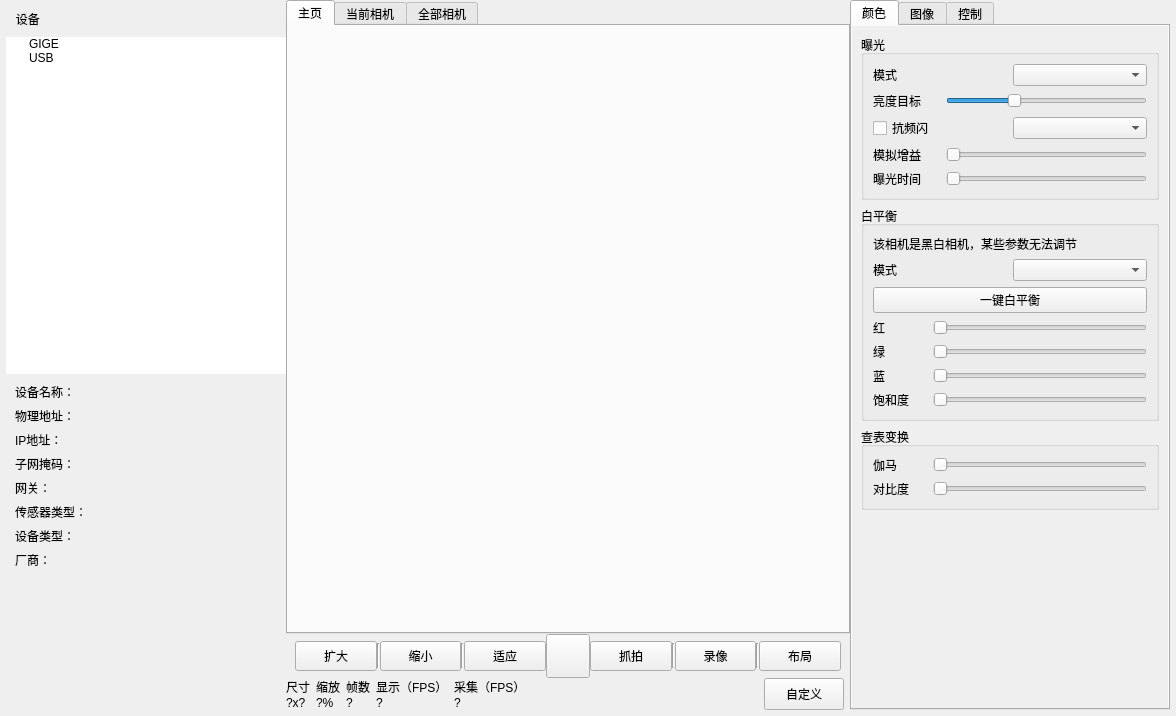
Before: the Qt Designer form mainwindow.ui in sltruman/mind-vision-example, drawn with Qt 5.
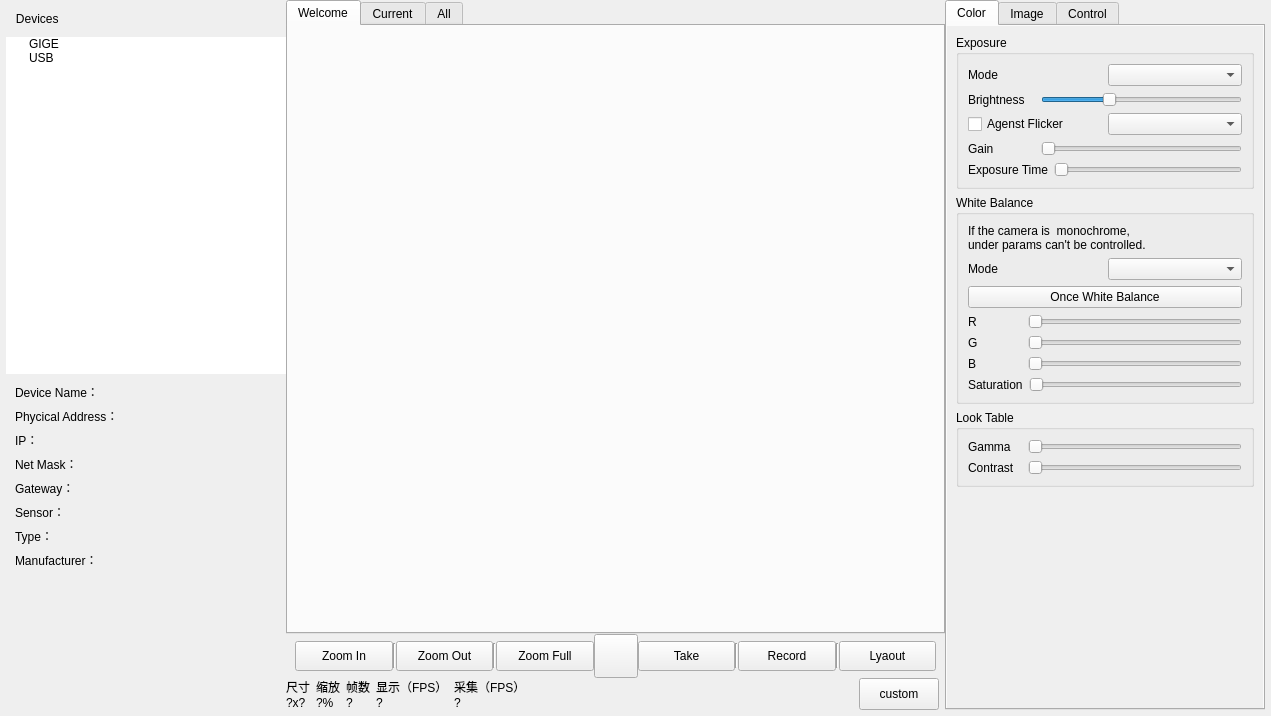
After: the same form once the commit is applied. The open tabs and pages were chosen to show the change. Icons and pictures are not drawn.

Patch:
```diff
--- a/mainwindow.ui
+++ b/mainwindow.ui
@@ -6,7 +6,7 @@
    <rect>
     <x>0</x>
     <y>0</y>
-    <width>1176</width>
+    <width>1271</width>
     <height>716</height>
    </rect>
   </property>
@@ -93,7 +93,7 @@
           <item>
            <widget class="QLabel" name="label_devices">
             <property name="text">
-             <string>   设备</string>
+             <string>   Devices</string>
             </property>
            </widget>
           </item>
@@ -189,7 +189,7 @@
              <item>
               <widget class="QLabel" name="label_deviceName">
                <property name="text">
-                <string>设备名称：</string>
+                <string>Device Name：</string>
                </property>
               </widget>
              </item>
@@ -213,7 +213,7 @@
              <item>
               <widget class="QLabel" name="label_physicalAddress">
                <property name="text">
-                <string>物理地址：</string>
+                <string>Phycical Address：</string>
                </property>
               </widget>
              </item>
@@ -234,7 +234,7 @@
              <item>
               <widget class="QLabel" name="label_ip">
                <property name="text">
-                <string>IP地址：</string>
+                <string>IP：</string>
                </property>
               </widget>
              </item>
@@ -255,7 +255,7 @@
              <item>
               <widget class="QLabel" name="label_mask">
                <property name="text">
-                <string>子网掩码：</string>
+                <string>Net Mask：</string>
                </property>
               </widget>
              </item>
@@ -276,7 +276,7 @@
              <item>
               <widget class="QLabel" name="label_gateway">
                <property name="text">
-                <string>网关：</string>
+                <string>Gateway：</string>
                </property>
               </widget>
              </item>
@@ -297,7 +297,7 @@
              <item>
               <widget class="QLabel" name="label_sensor">
                <property name="text">
-                <string>传感器类型：</string>
+                <string>Sensor：</string>
                </property>
               </widget>
              </item>
@@ -318,7 +318,7 @@
              <item>
               <widget class="QLabel" name="label_series">
                <property name="text">
-                <string>设备类型：</string>
+                <string>Type：</string>
                </property>
               </widget>
              </item>
@@ -339,7 +339,7 @@
              <item>
               <widget class="QLabel" name="label_manufacturer">
                <property name="text">
-                <string>厂商：</string>
+                <string>Manufacturer：</string>
                </property>
               </widget>
              </item>
@@ -390,7 +390,7 @@
         </property>
         <widget class="QWidget" name="tab_welcome">
          <attribute name="title">
-          <string>主页</string>
+          <string>Welcome</string>
          </attribute>
          <layout class="QGridLayout" name="tab_welcome_contents">
           <property name="leftMargin">
@@ -412,7 +412,7 @@
         </widget>
         <widget class="QWidget" name="tab_main">
          <attribute name="title">
-          <string>当前相机</string>
+          <string>Current</string>
          </attribute>
          <layout class="QVBoxLayout" name="tab_main_contents">
           <property name="spacing">
@@ -434,7 +434,7 @@
         </widget>
         <widget class="QWidget" name="tab_all">
          <attribute name="title">
-          <string>全部相机</string>
+          <string>All</string>
          </attribute>
          <layout class="QGridLayout" name="tab_all_contents">
           <property name="leftMargin">
@@ -483,7 +483,7 @@
             </size>
            </property>
            <property name="text">
-            <string>扩大</string>
+            <string>Zoom In</string>
            </property>
            <property name="icon">
             <iconset resource="resource.qrc">
@@ -519,7 +519,7 @@
             </size>
            </property>
            <property name="text">
-            <string>缩小</string>
+            <string>Zoom Out</string>
            </property>
            <property name="icon">
             <iconset resource="resource.qrc">
@@ -555,7 +555,7 @@
             </size>
            </property>
            <property name="text">
-            <string>适应</string>
+            <string>Zoom Full</string>
            </property>
            <property name="icon">
             <iconset resource="resource.qrc">
@@ -583,9 +583,6 @@
              <height>16777215</height>
             </size>
            </property>
-           <property name="styleSheet">
-            <string notr="true"/>
-           </property>
            <property name="text">
             <string/>
            </property>
@@ -618,7 +615,7 @@
             </size>
            </property>
            <property name="text">
-            <string>抓拍</string>
+            <string>Take</string>
            </property>
            <property name="icon">
             <iconset resource="resource.qrc">
@@ -654,7 +651,7 @@
             </size>
            </property>
            <property name="text">
-            <string>录像</string>
+            <string>Record</string>
            </property>
            <property name="icon">
             <iconset resource="resource.qrc">
@@ -690,7 +687,7 @@
             </size>
            </property>
            <property name="text">
-            <string>布局</string>
+            <string>Lyaout</string>
            </property>
            <property name="icon">
             <iconset resource="resource.qrc">
@@ -917,7 +914,7 @@
               </size>
              </property>
              <property name="text">
-              <string>自定义</string>
+              <string>custom</string>
              </property>
             </widget>
            </item>
@@ -990,7 +987,7 @@
             <normaloff>:/切图-首页/白平衡.png</normaloff>:/切图-首页/白平衡.png</iconset>
           </attribute>
           <attribute name="title">
-           <string>颜色</string>
+           <string>Color</string>
           </attribute>
           <layout class="QVBoxLayout" name="verticalLayout_14">
            <property name="spacing">
@@ -1021,15 +1018,15 @@
                <rect>
                 <x>0</x>
                 <y>0</y>
-                <width>312</width>
-                <height>637</height>
+                <width>298</width>
+                <height>640</height>
                </rect>
               </property>
               <layout class="QVBoxLayout" name="verticalLayout_11">
                <item>
                 <widget class="QGroupBox" name="groupBox">
                  <property name="title">
-                  <string>曝光</string>
+                  <string>Exposure</string>
                  </property>
                  <layout class="QVBoxLayout" name="verticalLayout_3">
                   <item>
@@ -1052,7 +1049,7 @@
                     <item>
                      <widget class="QLabel" name="label_10">
                       <property name="text">
-                       <string>模式</string>
+                       <string>Mode</string>
                       </property>
                      </widget>
                     </item>
@@ -1080,7 +1077,7 @@
                     <item>
                      <widget class="QLabel" name="label_3">
                       <property name="text">
-                       <string>亮度目标</string>
+                       <string>Brightness</string>
                       </property>
                      </widget>
                     </item>
@@ -1104,7 +1101,7 @@
                     <item>
                      <widget class="QCheckBox" name="checkBox_flicker">
                       <property name="text">
-                       <string>抗频闪</string>
+                       <string>Agenst Flicker</string>
                       </property>
                      </widget>
                     </item>
@@ -1132,7 +1129,7 @@
                     <item>
                      <widget class="QLabel" name="label_8">
                       <property name="text">
-                       <string>模拟增益</string>
+                       <string>Gain</string>
                       </property>
                      </widget>
                     </item>
@@ -1159,7 +1156,7 @@
                     <item>
                      <widget class="QLabel" name="label_9">
                       <property name="text">
-                       <string>曝光时间</string>
+                       <string>Exposure Time</string>
                       </property>
                      </widget>
                     </item>
@@ -1178,13 +1175,14 @@
                <item>
                 <widget class="QGroupBox" name="groupBox_3">
                  <property name="title">
-                  <string>白平衡</string>
+                  <string>White Balance</string>
                  </property>
                  <layout class="QVBoxLayout" name="verticalLayout_9">
                   <item>
                    <widget class="QLabel" name="label_12">
                     <property name="text">
-                     <string>该相机是黑白相机，某些参数无法调节</string>
+                     <string>If the camera is  monochrome,
+under params can't be controlled.</string>
                     </property>
                    </widget>
                   </item>
@@ -1208,7 +1206,7 @@
                     <item>
                      <widget class="QLabel" name="label_7">
                       <property name="text">
-                       <string>模式</string>
+                       <string>Mode</string>
                       </property>
                      </widget>
                     </item>
@@ -1234,7 +1232,7 @@
                   <item>
                    <widget class="QPushButton" name="pushButton_onceWhiteBalance">
                     <property name="text">
-                     <string>一键白平衡</string>
+                     <string>Once White Balance</string>
                     </property>
                    </widget>
                   </item>
@@ -1243,7 +1241,7 @@
                     <item>
                      <widget class="QLabel" name="label_14">
                       <property name="text">
-                       <string>红</string>
+                       <string>R</string>
                       </property>
                      </widget>
                     </item>
@@ -1267,7 +1265,7 @@
                     <item>
                      <widget class="QLabel" name="label_15">
                       <property name="text">
-                       <string>绿</string>
+                       <string>G</string>
                       </property>
                      </widget>
                     </item>
@@ -1288,7 +1286,7 @@
                     <item>
                      <widget class="QLabel" name="label_16">
                       <property name="text">
-                       <string>蓝</string>
+                       <string>B</string>
                       </property>
                      </widget>
                     </item>
@@ -1309,7 +1307,7 @@
                     <item>
                      <widget class="QLabel" name="label_17">
                       <property name="text">
-                       <string>饱和度</string>
+                       <string>Saturation</string>
                       </property>
                      </widget>
                     </item>
@@ -1331,7 +1329,7 @@
                <item>
                 <widget class="QGroupBox" name="groupBox_5">
                  <property name="title">
-                  <string>查表变换</string>
+                  <string>Look Table</string>
                  </property>
                  <layout class="QVBoxLayout" name="verticalLayout_22">
                   <item>
@@ -1339,7 +1337,7 @@
                     <item>
                      <widget class="QLabel" name="label">
                       <property name="text">
-                       <string>伽马</string>
+                       <string>Gamma</string>
                       </property>
                      </widget>
                     </item>
@@ -1357,7 +1355,7 @@
                     <item>
                      <widget class="QLabel" name="label_2">
                       <property name="text">
-                       <string>对比度</string>
+                       <string>Contrast</string>
                       </property>
                      </widget>
                     </item>
@@ -1398,7 +1396,7 @@
             <normaloff>:/切图-首页/图像处理.png</normaloff>:/切图-首页/图像处理.png</iconset>
           </attribute>
           <attribute name="title">
-           <string>图像</string>
+           <string>Image</string>
           </attribute>
           <layout class="QVBoxLayout" name="verticalLayout_19">
            <property name="spacing">
@@ -1516,7 +1514,7 @@
             <normaloff>:/切图-首页/触发控制.png</normaloff>:/切图-首页/触发控制.png</iconset>
           </attribute>
           <attribute name="title">
-           <string>控制</string>
+           <string>Control</string>
           </attribute>
           <layout class="QVBoxLayout" name="verticalLayout_25">
            <property name="spacing">
```
Left out of the diff: 78 changed lines with no effect on the pictures.
